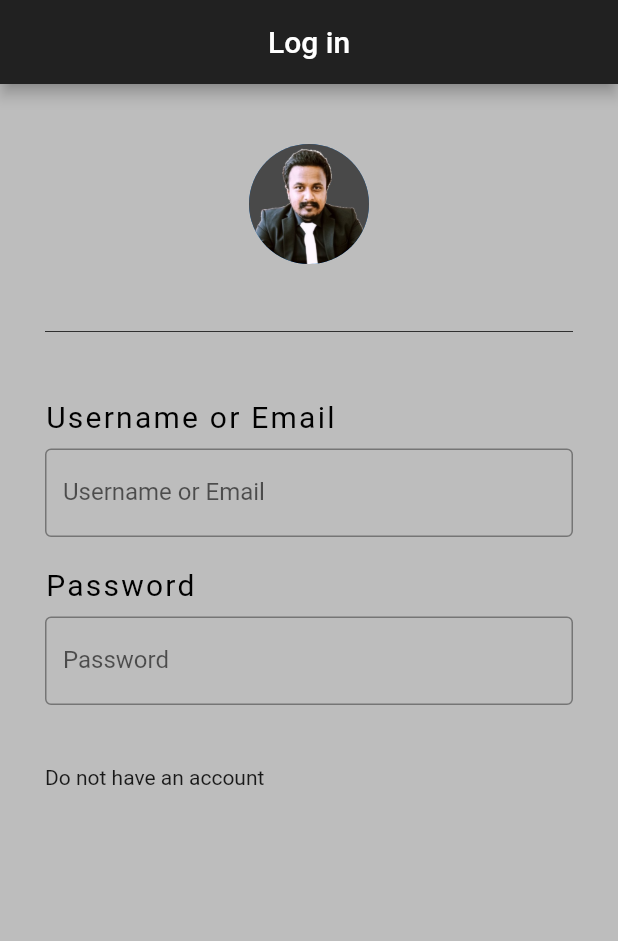
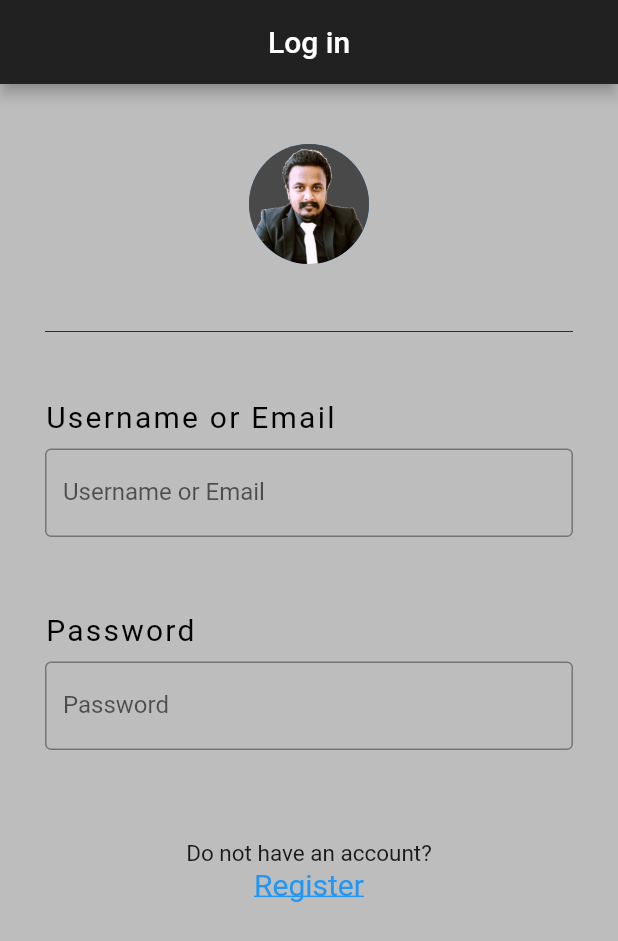
Before and after one commit to Shalika001/selling-app, a Flutter app: the screen it shows after launch, on a phone screen of 412 x 824 dp. Shown: the top 941 px of the screen. Run offline on Flutter 3.47's test engine with Material 2 defaults, Android fonts, the phone set to English and light mode, and no system bars.

Commit message:
add link

```diff
--- a/lib/pages/login.dart
+++ b/lib/pages/login.dart
@@ -1,3 +1,5 @@
+import 'dart:io';
+
 import 'package:flutter/material.dart';
 import 'package:selling_app/widgets/textFeild.dart';
 
@@ -39,13 +41,36 @@ class _LoginState extends State<Login> {
                 label: 'Username or Email',
                 labelText: 'Username or Email',
             ),
-            SizedBox(height: 20.0),
+            SizedBox(height: 50.0),
             textField(
                 label: 'Password',
                 labelText: 'Password',
             ),
-            SizedBox(height: 40.0),
-            Text('Do not have an account'),
+            SizedBox(height: 60.0),
+            Center(
+              child: Text(
+                  'Do not have an account?',
+                style: TextStyle(
+                  fontSize: 15.0,
+                ),
+              ),
+            ),
+            InkWell(
+              child: Column(
+                children: [
+                  Center(
+                  child: Text(
+                    'Register',
+                    style: TextStyle(
+                      fontSize: 20.0,
+                      decoration: TextDecoration.underline,
+                      color: Colors.blue,
+                    ),
+                  ),
+                  ),
+                ],
+              ),
+            ),
           ],
         ),
       ),
```
